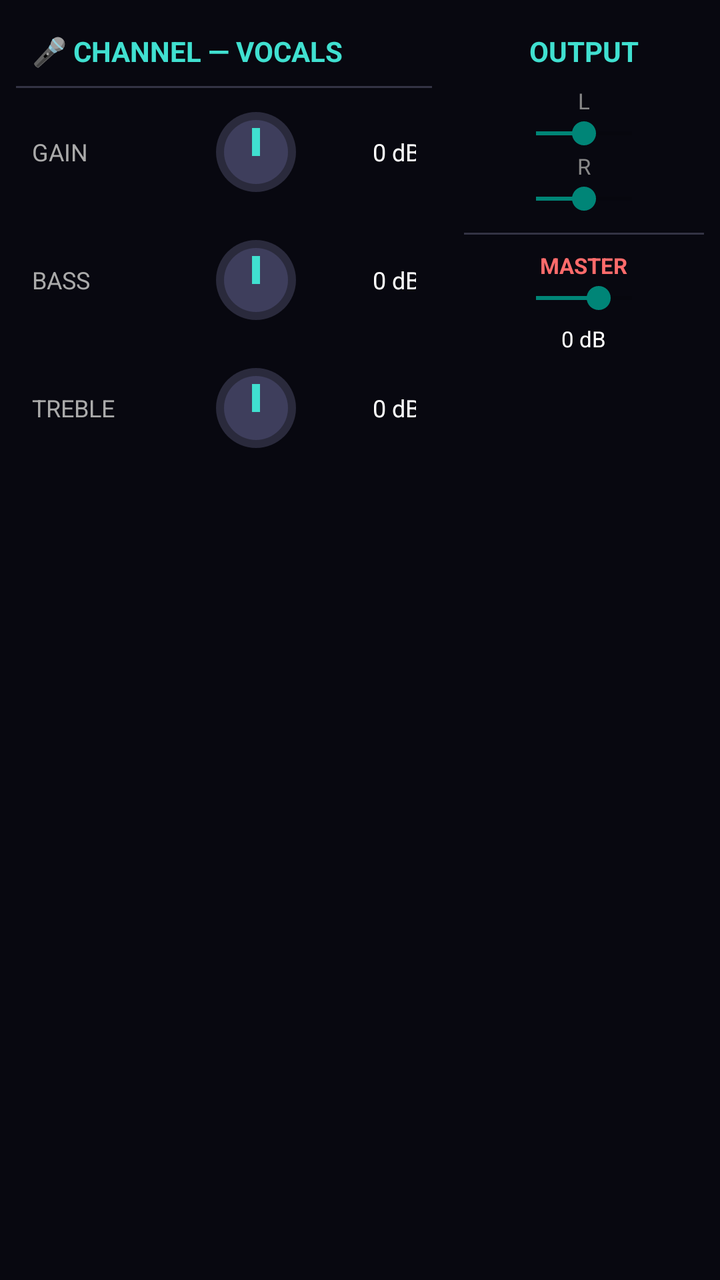
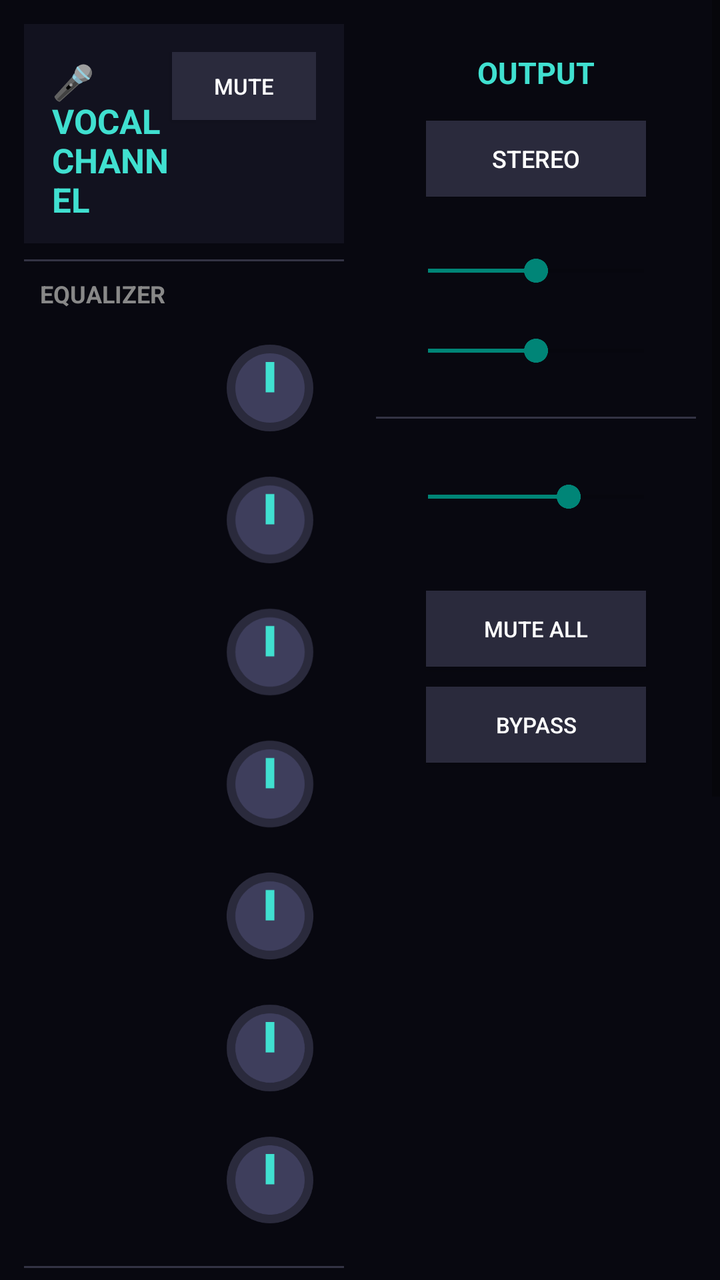

An Android layout rendered at two revisions. The XML below is the earlier revision; the diff shows what the commit changed to produce the second picture.
<!-- AndroidManifest.xml: activity theme Theme.AppCompat.Light.NoActionBar -->
<!-- res/layout/fragment_mixer.xml -->
<?xml version="1.0" encoding="utf-8"?>
<ScrollView
    xmlns:android="http://schemas.android.com/apk/res/android"
    android:layout_width="match_parent"
    android:layout_height="match_parent"
    android:background="#080810">

    <LinearLayout
        android:layout_width="match_parent"
        android:layout_height="wrap_content"
        android:orientation="horizontal"
        android:padding="8dp">

        
        
        
        <LinearLayout
            android:layout_width="0dp"
            android:layout_height="wrap_content"
            android:layout_weight="1"
            android:orientation="vertical"
            android:layout_marginEnd="8dp">

            <TextView
                android:layout_width="wrap_content"
                android:layout_height="wrap_content"
                android:text="🎤 CHANNEL — VOCALS"
                android:textColor="#40E0D0"
                android:textSize="14sp"
                android:textStyle="bold"
                android:padding="8dp"/>

            <View
                android:layout_width="match_parent"
                android:layout_height="1dp"
                android:background="#333344"/>

            
            <LinearLayout
                android:layout_width="match_parent"
                android:layout_height="wrap_content"
                android:orientation="horizontal"
                android:padding="8dp"
                android:gravity="center_vertical">

                <TextView
                    android:layout_width="80dp"
                    android:layout_height="wrap_content"
                    android:text="GAIN"
                    android:textColor="#AAAAAA"
                    android:textSize="12sp"/>

                <ImageView
                    android:id="@+id/knob_gain"
                    android:layout_width="48dp"
                    android:layout_height="48dp"
                    android:src="@drawable/ic_knob"
                    android:layout_marginStart="8dp"/>

                <TextView
                    android:id="@+id/val_gain"
                    android:layout_width="50dp"
                    android:layout_height="wrap_content"
                    android:text="0 dB"
                    android:textColor="#FFFFFF"
                    android:textSize="12sp"
                    android:gravity="end"
                    android:layout_marginStart="8dp"/>
            </LinearLayout>

            
            <LinearLayout
                android:layout_width="match_parent"
                android:layout_height="wrap_content"
                android:orientation="horizontal"
                android:padding="8dp"
                android:gravity="center_vertical">

                <TextView
                    android:layout_width="80dp"
                    android:layout_height="wrap_content"
                    android:text="BASS"
                    android:textColor="#AAAAAA"
                    android:textSize="12sp"/>

                <ImageView
                    android:id="@+id/knob_bass"
                    android:layout_width="48dp"
                    android:layout_height="48dp"
                    android:src="@drawable/ic_knob"
                    android:layout_marginStart="8dp"/>

                <TextView
                    android:id="@+id/val_bass"
                    android:layout_width="50dp"
                    android:layout_height="wrap_content"
                    android:text="0 dB"
                    android:textColor="#FFFFFF"
                    android:textSize="12sp"
                    android:gravity="end"
                    android:layout_marginStart="8dp"/>
            </LinearLayout>

            
            <LinearLayout
                android:layout_width="match_parent"
                android:layout_height="wrap_content"
                android:orientation="horizontal"
                android:padding="8dp"
                android:gravity="center_vertical">

                <TextView
                    android:layout_width="80dp"
                    android:layout_height="wrap_content"
                    android:text="TREBLE"
                    android:textColor="#AAAAAA"
                    android:textSize="12sp"/>

                <ImageView
                    android:id="@+id/knob_treble"
                    android:layout_width="48dp"
                    android:layout_height="48dp"
                    android:src="@drawable/ic_knob"
                    android:layout_marginStart="8dp"/>

                <TextView
                    android:id="@+id/val_treble"
                    android:layout_width="50dp"
                    android:layout_height="wrap_content"
                    android:text="0 dB"
                    android:textColor="#FFFFFF"
                    android:textSize="12sp"
                    android:gravity="end"
                    android:layout_marginStart="8dp"/>
            </LinearLayout>

        </LinearLayout>

        
        
        
        <LinearLayout
            android:layout_width="120dp"
            android:layout_height="wrap_content"
            android:orientation="vertical"
            android:gravity="center_horizontal"
            android:layout_marginStart="8dp">

            <TextView
                android:layout_width="wrap_content"
                android:layout_height="wrap_content"
                android:text="OUTPUT"
                android:textColor="#40E0D0"
                android:textSize="14sp"
                android:textStyle="bold"
                android:padding="8dp"/>

            
            <TextView
                android:layout_width="wrap_content"
                android:layout_height="wrap_content"
                android:text="L"
                android:textColor="#888888"
                android:textSize="11sp"/>
            <SeekBar
                android:id="@+id/slider_left"
                android:layout_width="80dp"
                android:layout_height="wrap_content"
                android:progress="50"/>

            
            <TextView
                android:layout_width="wrap_content"
                android:layout_height="wrap_content"
                android:text="R"
                android:textColor="#888888"
                android:textSize="11sp"/>
            <SeekBar
                android:id="@+id/slider_right"
                android:layout_width="80dp"
                android:layout_height="wrap_content"
                android:progress="50"/>

            <View
                android:layout_width="match_parent"
                android:layout_height="1dp"
                android:background="#333344"
                android:layout_marginVertical="8dp"/>

            
            <TextView
                android:layout_width="wrap_content"
                android:layout_height="wrap_content"
                android:text="MASTER"
                android:textColor="#FF6B6B"
                android:textSize="11sp"
                android:textStyle="bold"/>
            <SeekBar
                android:id="@+id/slider_master"
                android:layout_width="80dp"
                android:layout_height="wrap_content"
                android:progress="65"/>
            <TextView
                android:id="@+id/master_vol_val"
                android:layout_width="wrap_content"
                android:layout_height="wrap_content"
                android:text="0 dB"
                android:textColor="#FFFFFF"
                android:textSize="11sp"
                android:layout_marginTop="4dp"/>

        </LinearLayout>

    </LinearLayout>

</ScrollView>
<!-- resources referenced by this layout -->
<resources>
  <!-- drawable ic_knob (drawable) -->
  <?xml version="1.0" encoding="utf-8"?>
  <vector xmlns:android="http://schemas.android.com/apk/res/android"
      android:width="48dp" android:height="48dp"
      android:viewportWidth="48" android:viewportHeight="48">
    <path android:fillColor="#2A2A3C"
          android:pathData="M24,4C12.96,4 4,12.96 4,24s8.96,20 20,20 20,-8.96 20,-20S35.04,4 24,4z"/>
    <path android:fillColor="#3E3E5C"
          android:pathData="M24,8C15.16,8 8,15.16 8,24s7.16,16 16,16 16,-7.16 16,-16S32.84,8 24,8z"/>
    <path android:fillColor="#40E0D0"
          android:pathData="M22,12h4v14h-4z"/>
  </vector>
</resources>

<!-- the commit's change to res/layout/fragment_mixer.xml (unified diff, before → after) -->
@@ -3,13 +3,14 @@
     xmlns:android="http://schemas.android.com/apk/res/android"
     android:layout_width="match_parent"
     android:layout_height="match_parent"
-    android:background="#080810">
+    android:background="#080810"
+    android:fillViewport="true">
 
     <LinearLayout
         android:layout_width="match_parent"
         android:layout_height="wrap_content"
         android:orientation="horizontal"
-        android:padding="8dp">
+        android:padding="12dp">
 
         
         
@@ -19,119 +20,216 @@
             android:layout_height="wrap_content"
             android:layout_weight="1"
             android:orientation="vertical"
-            android:layout_marginEnd="8dp">
-
+            android:layout_marginEnd="12dp">
+
+            
+            <LinearLayout
+                android:layout_width="match_parent"
+                android:layout_height="wrap_content"
+                android:orientation="horizontal"
+                android:padding="14dp"
+                android:background="#12121F"
+                android:layout_marginBottom="8dp">
+
+                <TextView
+                    android:layout_width="0dp"
+                    android:layout_height="wrap_content"
+                    android:layout_weight="1"
+                    android:text="🎤 VOCAL CHANNEL"
+                    android:textColor="#40E0D0"
+                    android:textSize="17sp"
+                    android:textStyle="bold"/>
+
+                <ToggleButton
+                    android:id="@+id/btn_mute"
+                    android:layout_width="72dp"
+                    android:layout_height="34dp"
+                    android:textOff="MUTE"
+                    android:textOn="🔇 MUTED"
+                    android:background="#2A2A3C"
+                    android:textColor="#FFFFFF"
+                    android:textSize="11sp"
+                    android:minWidth="0dp"/>
+            </LinearLayout>
+
+            <View
+                android:layout_width="match_parent"
+                android:layout_height="1dp"
+                android:background="#333344"
+                android:layout_marginBottom="8dp"/>
+
+            
             <TextView
                 android:layout_width="wrap_content"
                 android:layout_height="wrap_content"
-                android:text="🎤 CHANNEL — VOCALS"
-                android:textColor="#40E0D0"
-                android:textSize="14sp"
+                android:text="EQUALIZER"
+                android:textColor="#888888"
+                android:textSize="12sp"
                 android:textStyle="bold"
-                android:padding="8dp"/>
+                android:paddingStart="8dp"
+                android:layout_marginBottom="6dp"/>
+
+            
+            <LinearLayout
+                android:layout_width="match_parent"
+                android:layout_height="wrap_content"
+                android:orientation="horizontal"
+                android:padding="7dp"
+                android:gravity="center_vertical">
+                <TextView android:layout_width="90dp" android:text="GAIN" android:textColor="#AAAAAA" android:textSize="13sp" android:textStyle="bold"/>
+                <ImageView android:id="@+id/knob_gain" android:layout_width="52dp" android:layout_height="52dp" android:src="@drawable/ic_knob"/>
+                <TextView android:id="@+id/val_gain" android:layout_width="60dp" android:text="0 dB" android:textColor="#FFFFFF" android:textSize="13sp" android:gravity="end"/>
+            </LinearLayout>
+
+            
+            <LinearLayout
+                android:layout_width="match_parent"
+                android:layout_height="wrap_content"
+                android:orientation="horizontal"
+                android:padding="7dp"
+                android:gravity="center_vertical">
+                <TextView android:layout_width="90dp" android:text="BASS" android:textColor="#AAAAAA" android:textSize="13sp"/>
+                <ImageView android:id="@+id/knob_bass" android:layout_width="52dp" android:layout_height="52dp" android:src="@drawable/ic_knob"/>
+                <TextView android:id="@+id/val_bass" android:layout_width="60dp" android:text="0 dB" android:textColor="#FFFFFF" android:textSize="13sp" android:gravity="end"/>
+            </LinearLayout>
+
+            
+            <LinearLayout
+                android:layout_width="match_parent"
+                android:layout_height="wrap_content"
+                android:orientation="horizontal"
+                android:padding="7dp"
+                android:gravity="center_vertical">
+                <TextView android:layout_width="90dp" android:text="LOW-MID" android:textColor="#AAAAAA" android:textSize="13sp"/>
+                <ImageView android:id="@+id/knob_lowmid" android:layout_width="52dp" android:layout_height="52dp" android:src="@drawable/ic_knob"/>
+                <TextView android:id="@+id/val_lowmid" android:layout_width="60dp" android:text="0 dB" android:textColor="#FFFFFF" android:textSize="13sp" android:gravity="end"/>
+            </LinearLayout>
+
+            
+            <LinearLayout
+                android:layout_width="match_parent"
+                android:layout_height="wrap_content"
+                android:orientation="horizontal"
+                android:padding="7dp"
+                android:gravity="center_vertical">
+                <TextView android:layout_width="90dp" android:text="MID" android:textColor="#AAAAAA" android:textSize="13sp"/>
+                <ImageView android:id="@+id/knob_mid" android:layout_width="52dp" android:layout_height="52dp" android:src="@drawable/ic_knob"/>
+                <TextView android:id="@+id/val_mid" android:layout_width="60dp" android:text="0 dB" android:textColor="#FFFFFF" android:textSize="13sp" android:gravity="end"/>
+            </LinearLayout>
+
+            
+            <LinearLayout
+                android:layout_width="match_parent"
+                android:layout_height="wrap_content"
+                android:orientation="horizontal"
+                android:padding="7dp"
+                android:gravity="center_vertical">
+                <TextView android:layout_width="90dp" android:text="HIGH-MID" android:textColor="#AAAAAA" android:textSize="13sp"/>
+                <ImageView android:id="@+id/knob_highmid" android:layout_width="52dp" android:layout_height="52dp" android:src="@drawable/ic_knob"/>
+                <TextView android:id="@+id/val_highmid" android:layout_width="60dp" android:text="0 dB" android:textColor="#FFFFFF" android:textSize="13sp" android:gravity="end"/>
+            </LinearLayout>
+
+            
+            <LinearLayout
+                android:layout_width="match_parent"
+                android:layout_height="wrap_content"
+                android:orientation="horizontal"
+                android:padding="7dp"
+                android:gravity="center_vertical">
+                <TextView android:layout_width="90dp" android:text="TREBLE" android:textColor="#AAAAAA" android:textSize="13sp"/>
+                <ImageView android:id="@+id/knob_treble" android:layout_width="52dp" android:layout_height="52dp" android:src="@drawable/ic_knob"/>
+                <TextView android:id="@+id/val_treble" android:layout_width="60dp" android:text="0 dB" android:textColor="#FFFFFF" android:textSize="13sp" android:gravity="end"/>
+            </LinearLayout>
+
+            
+            <LinearLayout
+                android:layout_width="match_parent"
+                android:layout_height="wrap_content"
+                android:orientation="horizontal"
+                android:padding="7dp"
+                android:gravity="center_vertical">
+                <TextView android:layout_width="90dp" android:text="PRESENCE" android:textColor="#AAAAAA" android:textSize="13sp"/>
+                <ImageView android:id="@+id/knob_presence" android:layout_width="52dp" android:layout_height="52dp" android:src="@drawable/ic_knob"/>
+                <TextView android:id="@+id/val_presence" android:layout_width="60dp" android:text="0 dB" android:textColor="#FFFFFF" android:textSize="13sp" android:gravity="end"/>
+            </LinearLayout>
 
             <View
                 android:layout_width="match_parent"
                 android:layout_height="1dp"
-                android:background="#333344"/>
-
-            
-            <LinearLayout
-                android:layout_width="match_parent"
-                android:layout_height="wrap_content"
-                android:orientation="horizontal"
-                android:padding="8dp"
-                android:gravity="center_vertical">
-
-                <TextView
-                    android:layout_width="80dp"
-                    android:layout_height="wrap_content"
-                    android:text="GAIN"
-                    android:textColor="#AAAAAA"
-                    android:textSize="12sp"/>
-
-                <ImageView
-                    android:id="@+id/knob_gain"
-                    android:layout_width="48dp"
-                    android:layout_height="48dp"
-                    android:src="@drawable/ic_knob"
-                    android:layout_marginStart="8dp"/>
-
-                <TextView
-                    android:id="@+id/val_gain"
-                    android:layout_width="50dp"
-                    android:layout_height="wrap_content"
-                    android:text="0 dB"
-                    android:textColor="#FFFFFF"
-                    android:textSize="12sp"
-                    android:gravity="end"
-                    android:layout_marginStart="8dp"/>
-            </LinearLayout>
-
-            
-            <LinearLayout
-                android:layout_width="match_parent"
-                android:layout_height="wrap_content"
-                android:orientation="horizontal"
-                android:padding="8dp"
-                android:gravity="center_vertical">
-
-                <TextView
-                    android:layout_width="80dp"
-                    android:layout_height="wrap_content"
-                    android:text="BASS"
-                    android:textColor="#AAAAAA"
-                    android:textSize="12sp"/>
-
-                <ImageView
-                    android:id="@+id/knob_bass"
-                    android:layout_width="48dp"
-                    android:layout_height="48dp"
-                    android:src="@drawable/ic_knob"
-                    android:layout_marginStart="8dp"/>
-
-                <TextView
-                    android:id="@+id/val_bass"
-                    android:layout_width="50dp"
-                    android:layout_height="wrap_content"
-                    android:text="0 dB"
-                    android:textColor="#FFFFFF"
-                    android:textSize="12sp"
-                    android:gravity="end"
-                    android:layout_marginStart="8dp"/>
-            </LinearLayout>
-
-            
-            <LinearLayout
-                android:layout_width="match_parent"
-                android:layout_height="wrap_content"
-                android:orientation="horizontal"
-                android:padding="8dp"
-                android:gravity="center_vertical">
-
-                <TextView
-                    android:layout_width="80dp"
-                    android:layout_height="wrap_content"
-                    android:text="TREBLE"
-                    android:textColor="#AAAAAA"
-                    android:textSize="12sp"/>
-
-                <ImageView
-                    android:id="@+id/knob_treble"
-                    android:layout_width="48dp"
-                    android:layout_height="48dp"
-                    android:src="@drawable/ic_knob"
-                    android:layout_marginStart="8dp"/>
-
-                <TextView
-                    android:id="@+id/val_treble"
-                    android:layout_width="50dp"
-                    android:layout_height="wrap_content"
-                    android:text="0 dB"
-                    android:textColor="#FFFFFF"
-                    android:textSize="12sp"
-                    android:gravity="end"
-                    android:layout_marginStart="8dp"/>
+                android:background="#333344"
+                android:layout_marginVertical="10dp"/>
+
+            
+            <TextView
+                android:layout_width="wrap_content"
+                android:layout_height="wrap_content"
+                android:text="EFFECTS"
+                android:textColor="#888888"
+                android:textSize="12sp"
+                android:textStyle="bold"
+                android:paddingStart="8dp"
+                android:layout_marginBottom="6dp"/>
+
+            
+            <LinearLayout
+                android:layout_width="match_parent"
+                android:layout_height="wrap_content"
+                android:orientation="horizontal"
+                android:padding="7dp"
+                android:gravity="center_vertical">
+                <TextView android:layout_width="90dp" android:text="REVERB" android:textColor="#AAAAAA" android:textSize="13sp"/>
+                <ImageView android:id="@+id/knob_reverb" android:layout_width="52dp" android:layout_height="52dp" android:src="@drawable/ic_knob"/>
+                <TextView android:id="@+id/val_reverb" android:layout_width="60dp" android:text="0%" android:textColor="#40E0D0" android:textSize="13sp" android:gravity="end"/>
+            </LinearLayout>
+
+            
+            <LinearLayout
+                android:layout_width="match_parent"
+                android:layout_height="wrap_content"
+                android:orientation="horizontal"
+                android:padding="7dp"
+                android:gravity="center_vertical">
+                <TextView android:layout_width="90dp" android:text="DELAY" android:textColor="#AAAAAA" android:textSize="13sp"/>
+                <ImageView android:id="@+id/knob_delay" android:layout_width="52dp" android:layout_height="52dp" android:src="@drawable/ic_knob"/>
+                <TextView android:id="@+id/val_delay" android:layout_width="60dp" android:text="0ms" android:textColor="#40E0D0" android:textSize="13sp" android:gravity="end"/>
+            </LinearLayout>
+
+            
+            <LinearLayout
+                android:layout_width="match_parent"
+                android:layout_height="wrap_content"
+                android:orientation="horizontal"
+                android:padding="7dp"
+                android:gravity="center_vertical">
+                <TextView android:layout_width="90dp" android:text="COMPRESSOR" android:textColor="#AAAAAA" android:textSize="13sp"/>
+                <ImageView android:id="@+id/knob_compressor" android:layout_width="52dp" android:layout_height="52dp" android:src="@drawable/ic_knob"/>
+                <TextView android:id="@+id/val_compressor" android:layout_width="60dp" android:text="0%" android:textColor="#FF6B6B" android:textSize="13sp" android:gravity="end"/>
+            </LinearLayout>
+
+            
+            <LinearLayout
+                android:layout_width="match_parent"
+                android:layout_height="wrap_content"
+                android:orientation="horizontal"
+                android:padding="7dp"
+                android:gravity="center_vertical">
+                <TextView android:layout_width="90dp" android:text="PAN" android:textColor="#AAAAAA" android:textSize="13sp"/>
+                <ImageView android:id="@+id/knob_pan" android:layout_width="52dp" android:layout_height="52dp" android:src="@drawable/ic_knob"/>
+                <TextView android:id="@+id/val_pan" android:layout_width="60dp" android:text="CENTER" android:textColor="#FFFFFF" android:textSize="13sp" android:gravity="end"/>
+            </LinearLayout>
+
+            
+            <LinearLayout
+                android:layout_width="match_parent"
+                android:layout_height="wrap_content"
+                android:orientation="horizontal"
+                android:padding="12dp"
+                android:gravity="center_vertical"
+                android:background="#1A1A2E"
+                android:layout_marginTop="6dp">
+                <TextView android:layout_width="90dp" android:text="VOLUME" android:textColor="#FFFFFF" android:textSize="14sp" android:textStyle="bold"/>
+                <ImageView android:id="@+id/knob_vol" android:layout_width="56dp" android:layout_height="56dp" android:src="@drawable/ic_knob"/>
+                <TextView android:id="@+id/val_vol" android:layout_width="60dp" android:text="0 dB" android:textColor="#FF6B6B" android:textSize="14sp" android:textStyle="bold" android:gravity="end"/>
             </LinearLayout>
 
         </LinearLayout>
@@ -140,74 +238,96 @@
         
         
         <LinearLayout
-            android:layout_width="120dp"
-            android:layout_height="wrap_content"
+            android:layout_width="160dp"
+            android:layout_height="match_parent"
             android:orientation="vertical"
             android:gravity="center_horizontal"
-            android:layout_marginStart="8dp">
-
+            android:layout_marginStart="4dp">
+
+            
             <TextView
                 android:layout_width="wrap_content"
                 android:layout_height="wrap_content"
                 android:text="OUTPUT"
                 android:textColor="#40E0D0"
-                android:textSize="14sp"
+                android:textSize="15sp"
                 android:textStyle="bold"
-                android:padding="8dp"/>
-
-            
-            <TextView
-                android:layout_width="wrap_content"
-                android:layout_height="wrap_content"
-                android:text="L"
-                android:textColor="#888888"
-                android:textSize="11sp"/>
+                android:padding="14dp"/>
+
+            
+            <ToggleButton
+                android:id="@+id/btn_mono"
+                android:layout_width="110dp"
+                android:layout_height="38dp"
+                android:textOff="STEREO"
+                android:textOn="🔘 MONO"
+                android:background="#2A2A3C"
+                android:textColor="#FFFFFF"
+                android:textSize="12sp"
+                android:layout_marginBottom="24dp"/>
+
+            
+            <TextView android:layout_width="wrap_content" android:text="LEFT  ←" android:textColor="#888888" android:textSize="12sp" android:layout_marginBottom="4dp"/>
             <SeekBar
                 android:id="@+id/slider_left"
-                android:layout_width="80dp"
-                android:layout_height="wrap_content"
-                android:progress="50"/>
-
-            
-            <TextView
-                android:layout_width="wrap_content"
-                android:layout_height="wrap_content"
-                android:text="R"
-                android:textColor="#888888"
-                android:textSize="11sp"/>
+                android:layout_width="140dp"
+                android:layout_height="wrap_content"
+                android:progress="50"
+                android:layout_marginBottom="18dp"/>
+
+            
+            <TextView android:layout_width="wrap_content" android:text="→  RIGHT" android:textColor="#888888" android:textSize="12sp" android:layout_marginBottom="4dp"/>
             <SeekBar
                 android:id="@+id/slider_right"
-                android:layout_width="80dp"
-                android:layout_height="wrap_content"
-                android:progress="50"/>
+                android:layout_width="140dp"
+                android:layout_height="wrap_content"
+                android:progress="50"
+                android:layout_marginBottom="24dp"/>
 
             <View
                 android:layout_width="match_parent"
                 android:layout_height="1dp"
                 android:background="#333344"
-                android:layout_marginVertical="8dp"/>
-
-            
-            <TextView
-                android:layout_width="wrap_content"
-                android:layout_height="wrap_content"
-                android:text="MASTER"
-                android:textColor="#FF6B6B"
-                android:textSize="11sp"
-                android:textStyle="bold"/>
+                android:layout_marginBottom="24dp"/>
+
+            
+            <TextView android:layout_width="wrap_content" android:text="MASTER VOLUME" android:textColor="#FF6B6B" android:textSize="13sp" android:textStyle="bold" android:layout_marginBottom="6dp"/>
             <SeekBar
                 android:id="@+id/slider_master"
-                android:layout_width="80dp"
-                android:layout_height="wrap_content"
-                android:progress="65"/>
+                android:layout_width="140dp"
+                android:layout_height="wrap_content"
+                android:progress="65"
+                android:layout_marginBottom="10dp"/>
             <TextView
                 android:id="@+id/master_vol_val"
                 android:layout_width="wrap_content"
-                android:layout_height="wrap_content"
                 android:text="0 dB"
                 android:textColor="#FFFFFF"
+                android:textSize="14sp"
+                android:textStyle="bold"
+                android:layout_marginBottom="28dp"/>
+
+            
+            <ToggleButton
+                android:id="@+id/btn_mute_all"
+                android:layout_width="110dp"
+                android:layout_height="38dp"
+                android:textOff="MUTE ALL"
+                android:textOn="🔇 ALL MUTED"
+                android:background="#2A2A3C"
+                android:textColor="#FFFFFF"
                 android:textSize="11sp"
-                android:layout_marginTop="4dp"/>
+                android:layout_marginBottom="10dp"/>
+
+            <ToggleButton
+                android:id="@+id/btn_bypass"
+                android:layout_width="110dp"
+                android:layout_height="38dp"
+                android:textOff="BYPASS"
+                android:textOn="✅ ACTIVE"
+                android:background="#2A2A3C"
+                android:textColor="#FFFFFF"
+                android:textSize="11sp"/>
 
         </LinearLayout>
 
